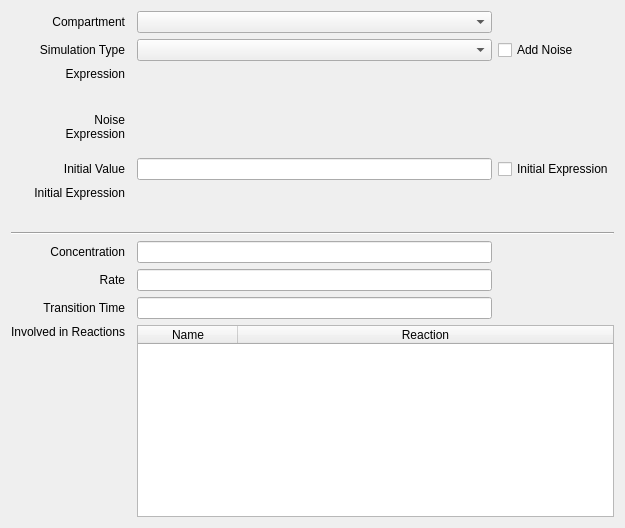
Old version of the form copasi/UI/CQSpeciesDetail.ui in the repository copasi/COPASI.
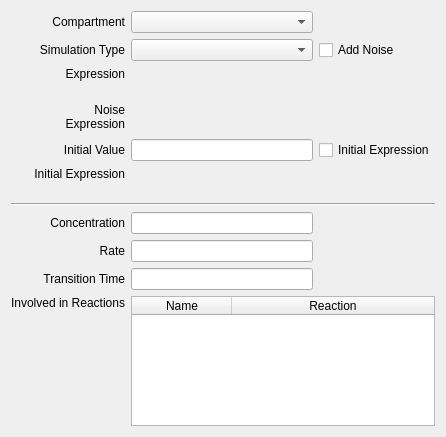
New version of the form. Custom widgets are drawn as their Qt base class.

Commit message: Bug 2576. Fixed content and layout of depency widgets.

What changed in the file:
```diff
--- a/copasi/UI/CQSpeciesDetail.ui
+++ b/copasi/UI/CQSpeciesDetail.ui
@@ -22,8 +22,8 @@
    <rect>
     <x>0</x>
     <y>0</y>
-    <width>625</width>
-    <height>528</height>
+    <width>446</width>
+    <height>437</height>
    </rect>
   </property>
   <property name="sizePolicy">
@@ -35,9 +35,19 @@
   <property name="caption" stdset="0">
    <string>Metabolite</string>
   </property>
-  <layout class="QGridLayout" name="gridLayout" columnstretch="0,0,1,0">
-   <item row="0" column="0">
-    <widget class="QLabel" name="mpLblCompartment">
+  <layout class="QGridLayout" name="gridLayout">
+   <item row="6" column="0" colspan="3">
+    <widget class="Line" name="mpLine1">
+     <property name="frameShape">
+      <enum>QFrame::HLine</enum>
+     </property>
+     <property name="frameShadow">
+      <enum>QFrame::Sunken</enum>
+     </property>
+    </widget>
+   </item>
+   <item row="7" column="0">
+    <widget class="QLabel" name="mpLblValue">
      <property name="sizePolicy">
       <sizepolicy hsizetype="Preferred" vsizetype="Preferred">
        <horstretch>0</horstretch>
@@ -45,7 +55,7 @@
       </sizepolicy>
      </property>
      <property name="text">
-      <string>Compartment</string>
+      <string>Concentration</string>
      </property>
      <property name="alignment">
       <set>Qt::AlignRight|Qt::AlignTrailing|Qt::AlignVCenter</set>
@@ -55,7 +65,108 @@
      </property>
     </widget>
    </item>
-   <item row="10" column="2" colspan="2">
+   <item row="8" column="1">
+    <widget class="QLineEdit" name="mpEditRate">
+     <property name="sizePolicy">
+      <sizepolicy hsizetype="MinimumExpanding" vsizetype="Preferred">
+       <horstretch>0</horstretch>
+       <verstretch>0</verstretch>
+      </sizepolicy>
+     </property>
+     <property name="readOnly">
+      <bool>true</bool>
+     </property>
+    </widget>
+   </item>
+   <item row="9" column="0">
+    <widget class="QLabel" name="mpLblTransitionTime">
+     <property name="sizePolicy">
+      <sizepolicy hsizetype="Preferred" vsizetype="Preferred">
+       <horstretch>0</horstretch>
+       <verstretch>0</verstretch>
+      </sizepolicy>
+     </property>
+     <property name="text">
+      <string>Transition Time</string>
+     </property>
+     <property name="alignment">
+      <set>Qt::AlignRight|Qt::AlignTrailing|Qt::AlignVCenter</set>
+     </property>
+     <property name="wordWrap">
+      <bool>false</bool>
+     </property>
+    </widget>
+   </item>
+   <item row="2" column="1" colspan="2">
+    <widget class="CQExpressionMmlStackedWidget" name="mpExpressionEMW">
+     <property name="minimumSize">
+      <size>
+       <width>300</width>
+       <height>30</height>
+      </size>
+     </property>
+     <property name="focusPolicy">
+      <enum>Qt::TabFocus</enum>
+     </property>
+     <widget class="QWidget" name="page"/>
+     <widget class="QWidget" name="page_2"/>
+    </widget>
+   </item>
+   <item row="1" column="0">
+    <widget class="QLabel" name="mpLblType">
+     <property name="sizePolicy">
+      <sizepolicy hsizetype="Preferred" vsizetype="Preferred">
+       <horstretch>0</horstretch>
+       <verstretch>0</verstretch>
+      </sizepolicy>
+     </property>
+     <property name="text">
+      <string>Simulation Type</string>
+     </property>
+     <property name="alignment">
+      <set>Qt::AlignRight|Qt::AlignTrailing|Qt::AlignVCenter</set>
+     </property>
+     <property name="wordWrap">
+      <bool>false</bool>
+     </property>
+    </widget>
+   </item>
+   <item row="9" column="1">
+    <widget class="QLineEdit" name="mpEditTransitionTime">
+     <property name="sizePolicy">
+      <sizepolicy hsizetype="MinimumExpanding" vsizetype="Preferred">
+       <horstretch>0</horstretch>
+       <verstretch>0</verstretch>
+      </sizepolicy>
+     </property>
+     <property name="readOnly">
+      <bool>true</bool>
+     </property>
+    </widget>
+   </item>
+   <item row="10" column="0">
+    <widget class="QLabel" name="mpLblReactions">
+     <property name="sizePolicy">
+      <sizepolicy hsizetype="Preferred" vsizetype="Preferred">
+       <horstretch>0</horstretch>
+       <verstretch>0</verstretch>
+      </sizepolicy>
+     </property>
+     <property name="text">
+      <string>Involved in Reactions</string>
+     </property>
+     <property name="textFormat">
+      <enum>Qt::AutoText</enum>
+     </property>
+     <property name="alignment">
+      <set>Qt::AlignRight|Qt::AlignTop|Qt::AlignTrailing</set>
+     </property>
+     <property name="wordWrap">
+      <bool>true</bool>
+     </property>
+    </widget>
+   </item>
+   <item row="10" column="1" colspan="2">
     <widget class="QTableWidget" name="mpReactionTable">
      <property name="alternatingRowColors">
       <bool>true</bool>
@@ -90,7 +201,77 @@
      </column>
     </widget>
    </item>
-   <item row="0" column="2">
+   <item row="4" column="1">
+    <widget class="QLineEdit" name="mpEditInitialValue">
+     <property name="sizePolicy">
+      <sizepolicy hsizetype="MinimumExpanding" vsizetype="Preferred">
+       <horstretch>0</horstretch>
+       <verstretch>0</verstretch>
+      </sizepolicy>
+     </property>
+    </widget>
+   </item>
+   <item row="4" column="2">
+    <widget class="QCheckBox" name="mpBoxUseInitialExpression">
+     <property name="text">
+      <string>Initial Expression</string>
+     </property>
+    </widget>
+   </item>
+   <item row="5" column="0">
+    <widget class="QLabel" name="mpLblInitialExpression">
+     <property name="sizePolicy">
+      <sizepolicy hsizetype="Preferred" vsizetype="Preferred">
+       <horstretch>0</horstretch>
+       <verstretch>0</verstretch>
+      </sizepolicy>
+     </property>
+     <property name="text">
+      <string>Initial Expression</string>
+     </property>
+     <property name="alignment">
+      <set>Qt::AlignRight|Qt::AlignTop|Qt::AlignTrailing</set>
+     </property>
+     <property name="wordWrap">
+      <bool>true</bool>
+     </property>
+    </widget>
+   </item>
+   <item row="5" column="1" colspan="2">
+    <widget class="CQExpressionMmlStackedWidget" name="mpInitialExpressionEMW">
+     <property name="minimumSize">
+      <size>
+       <width>300</width>
+       <height>30</height>
+      </size>
+     </property>
+     <property name="focusPolicy">
+      <enum>Qt::TabFocus</enum>
+     </property>
+     <widget class="QWidget" name="page_3"/>
+     <widget class="QWidget" name="page_4"/>
+    </widget>
+   </item>
+   <item row="0" column="0">
+    <widget class="QLabel" name="mpLblCompartment">
+     <property name="sizePolicy">
+      <sizepolicy hsizetype="Preferred" vsizetype="Preferred">
+       <horstretch>0</horstretch>
+       <verstretch>0</verstretch>
+      </sizepolicy>
+     </property>
+     <property name="text">
+      <string>Compartment</string>
+     </property>
+     <property name="alignment">
+      <set>Qt::AlignRight|Qt::AlignTrailing|Qt::AlignVCenter</set>
+     </property>
+     <property name="wordWrap">
+      <bool>false</bool>
+     </property>
+    </widget>
+   </item>
+   <item row="0" column="1">
     <widget class="QComboBox" name="mpComboBoxCompartment">
      <property name="sizePolicy">
       <sizepolicy hsizetype="MinimumExpanding" vsizetype="Fixed">
@@ -100,98 +281,13 @@
      </property>
     </widget>
    </item>
-   <item row="3" column="2" colspan="2">
-    <widget class="CQExpressionMmlStackedWidget" name="mpNoiseExpressionWidget">
-     <property name="sizePolicy">
-      <sizepolicy hsizetype="Preferred" vsizetype="Preferred">
-       <horstretch>0</horstretch>
-       <verstretch>0</verstretch>
-      </sizepolicy>
-     </property>
-     <property name="minimumSize">
-      <size>
-       <width>300</width>
-       <height>30</height>
-      </size>
-     </property>
-     <property name="currentIndex">
-      <number>1</number>
-     </property>
-     <widget class="QWidget" name="page_9"/>
-     <widget class="QWidget" name="page_10"/>
-    </widget>
-   </item>
    <item row="1" column="2">
-    <widget class="QComboBox" name="mpComboBoxType">
-     <property name="sizePolicy">
-      <sizepolicy hsizetype="MinimumExpanding" vsizetype="Fixed">
-       <horstretch>0</horstretch>
-       <verstretch>0</verstretch>
-      </sizepolicy>
-     </property>
-    </widget>
-   </item>
-   <item row="1" column="3">
     <widget class="QCheckBox" name="mpBoxAddNoise">
      <property name="text">
       <string>Add Noise</string>
      </property>
     </widget>
    </item>
-   <item row="2" column="2" colspan="2">
-    <widget class="CQExpressionMmlStackedWidget" name="mpExpressionEMW">
-     <property name="minimumSize">
-      <size>
-       <width>300</width>
-       <height>30</height>
-      </size>
-     </property>
-     <property name="focusPolicy">
-      <enum>Qt::TabFocus</enum>
-     </property>
-     <widget class="QWidget" name="page"/>
-     <widget class="QWidget" name="page_2"/>
-    </widget>
-   </item>
-   <item row="4" column="2">
-    <widget class="QLineEdit" name="mpEditInitialValue">
-     <property name="sizePolicy">
-      <sizepolicy hsizetype="MinimumExpanding" vsizetype="Preferred">
-       <horstretch>0</horstretch>
-       <verstretch>0</verstretch>
-      </sizepolicy>
-     </property>
-    </widget>
-   </item>
-   <item row="4" column="0">
-    <widget class="QLabel" name="mpLblInitialValue">
-     <property name="sizePolicy">
-      <sizepolicy hsizetype="Preferred" vsizetype="Preferred">
-       <horstretch>0</horstretch>
-       <verstretch>0</verstretch>
-      </sizepolicy>
-     </property>
-     <property name="text">
-      <string>Initial Value</string>
-     </property>
-     <property name="alignment">
-      <set>Qt::AlignRight|Qt::AlignTrailing|Qt::AlignVCenter</set>
-     </property>
-     <property name="wordWrap">
-      <bool>false</bool>
-     </property>
-    </widget>
-   </item>
-   <item row="6" column="0" colspan="4">
-    <widget class="Line" name="mpLine1">
-     <property name="frameShape">
-      <enum>QFrame::HLine</enum>
-     </property>
-     <property name="frameShadow">
-      <enum>QFrame::Sunken</enum>
-     </property>
-    </widget>
-   </item>
    <item row="3" column="0">
     <widget class="QLabel" name="mpLblNoiseExpression">
      <property name="sizePolicy">
@@ -212,22 +308,7 @@
      </property>
     </widget>
    </item>
-   <item row="5" column="2" colspan="2">
-    <widget class="CQExpressionMmlStackedWidget" name="mpInitialExpressionEMW">
-     <property name="minimumSize">
-      <size>
-       <width>300</width>
-       <height>30</height>
-      </size>
-     </property>
-     <property name="focusPolicy">
-      <enum>Qt::TabFocus</enum>
-     </property>
-     <widget class="QWidget" name="page_3"/>
-     <widget class="QWidget" name="page_4"/>
-    </widget>
-   </item>
-   <item row="7" column="2">
+   <item row="7" column="1">
     <widget class="QLineEdit" name="mpEditCurrentValue">
      <property name="sizePolicy">
       <sizepolicy hsizetype="MinimumExpanding" vsizetype="Preferred">
@@ -240,26 +321,6 @@
      </property>
     </widget>
    </item>
-   <item row="4" column="3">
-    <widget class="QCheckBox" name="mpBoxUseInitialExpression">
-     <property name="text">
-      <string>Initial Expression</string>
-     </property>
-    </widget>
-   </item>
-   <item row="8" column="2">
-    <widget class="QLineEdit" name="mpEditRate">
-     <property name="sizePolicy">
-      <sizepolicy hsizetype="MinimumExpanding" vsizetype="Preferred">
-       <horstretch>0</horstretch>
-       <verstretch>0</verstretch>
-      </sizepolicy>
-     </property>
-     <property name="readOnly">
-      <bool>true</bool>
-     </property>
-    </widget>
-   </item>
    <item row="8" column="0">
     <widget class="QLabel" name="mpLblRate">
      <property name="sizePolicy">
@@ -279,38 +340,6 @@
      </property>
     </widget>
    </item>
-   <item row="9" column="2">
-    <widget class="QLineEdit" name="mpEditTransitionTime">
-     <property name="sizePolicy">
-      <sizepolicy hsizetype="MinimumExpanding" vsizetype="Preferred">
-       <horstretch>0</horstretch>
-       <verstretch>0</verstretch>
-      </sizepolicy>
-     </property>
-     <property name="readOnly">
-      <bool>true</bool>
-     </property>
-    </widget>
-   </item>
-   <item row="7" column="0">
-    <widget class="QLabel" name="mpLblValue">
-     <property name="sizePolicy">
-      <sizepolicy hsizetype="Preferred" vsizetype="Preferred">
-       <horstretch>0</horstretch>
-       <verstretch>0</verstretch>
-      </sizepolicy>
-     </property>
-     <property name="text">
-      <string>Concentration</string>
-     </property>
-     <property name="alignment">
-      <set>Qt::AlignRight|Qt::AlignTrailing|Qt::AlignVCenter</set>
-     </property>
-     <property name="wordWrap">
-      <bool>false</bool>
-     </property>
-    </widget>
-   </item>
    <item row="2" column="0">
     <widget class="QLabel" name="mpLblExpression">
      <property name="sizePolicy">
@@ -330,27 +359,29 @@
      </property>
     </widget>
    </item>
-   <item row="1" column="0">
-    <widget class="QLabel" name="mpLblType">
+   <item row="3" column="1" colspan="2">
+    <widget class="CQExpressionMmlStackedWidget" name="mpNoiseExpressionWidget">
      <property name="sizePolicy">
       <sizepolicy hsizetype="Preferred" vsizetype="Preferred">
        <horstretch>0</horstretch>
        <verstretch>0</verstretch>
       </sizepolicy>
      </property>
-     <property name="text">
-      <string>Simulation Type</string>
+     <property name="minimumSize">
+      <size>
+       <width>300</width>
+       <height>30</height>
+      </size>
      </property>
-     <property name="alignment">
-      <set>Qt::AlignRight|Qt::AlignTrailing|Qt::AlignVCenter</set>
+     <property name="currentIndex">
+      <number>1</number>
      </property>
-     <property name="wordWrap">
-      <bool>false</bool>
-     </property>
+     <widget class="QWidget" name="page_9"/>
+     <widget class="QWidget" name="page_10"/>
     </widget>
    </item>
-   <item row="5" column="0">
-    <widget class="QLabel" name="mpLblInitialExpression">
+   <item row="4" column="0">
+    <widget class="QLabel" name="mpLblInitialValue">
      <property name="sizePolicy">
       <sizepolicy hsizetype="Preferred" vsizetype="Preferred">
        <horstretch>0</horstretch>
@@ -358,28 +389,9 @@
       </sizepolicy>
      </property>
      <property name="text">
-      <string>Initial Expression</string>
+      <string>Initial Value</string>
      </property>
      <property name="alignment">
-      <set>Qt::AlignRight|Qt::AlignTop|Qt::AlignTrailing</set>
-     </property>
-     <property name="wordWrap">
-      <bool>true</bool>
-     </property>
-    </widget>
-   </item>
-   <item row="9" column="0">
-    <widget class="QLabel" name="mpLblTransitionTime">
-     <property name="sizePolicy">
-      <sizepolicy hsizetype="Preferred" vsizetype="Preferred">
-       <horstretch>0</horstretch>
-       <verstretch>0</verstretch>
-      </sizepolicy>
-     </property>
-     <property name="text">
-      <string>Transition Time</string>
-     </property>
-     <property name="alignment">
       <set>Qt::AlignRight|Qt::AlignTrailing|Qt::AlignVCenter</set>
      </property>
      <property name="wordWrap">
@@ -387,26 +399,14 @@
      </property>
     </widget>
    </item>
-   <item row="10" column="0">
-    <widget class="QLabel" name="mpLblReactions">
+   <item row="1" column="1">
+    <widget class="QComboBox" name="mpComboBoxType">
      <property name="sizePolicy">
-      <sizepolicy hsizetype="Preferred" vsizetype="Preferred">
+      <sizepolicy hsizetype="MinimumExpanding" vsizetype="Fixed">
        <horstretch>0</horstretch>
        <verstretch>0</verstretch>
       </sizepolicy>
      </property>
-     <property name="text">
-      <string>Involved in Reactions</string>
-     </property>
-     <property name="textFormat">
-      <enum>Qt::AutoText</enum>
-     </property>
-     <property name="alignment">
-      <set>Qt::AlignRight|Qt::AlignTop|Qt::AlignTrailing</set>
-     </property>
-     <property name="wordWrap">
-      <bool>true</bool>
-     </property>
     </widget>
    </item>
   </layout>
```
Left out of the diff: 2 changed lines with no effect on the pictures. The commit also changes 21 other files.
